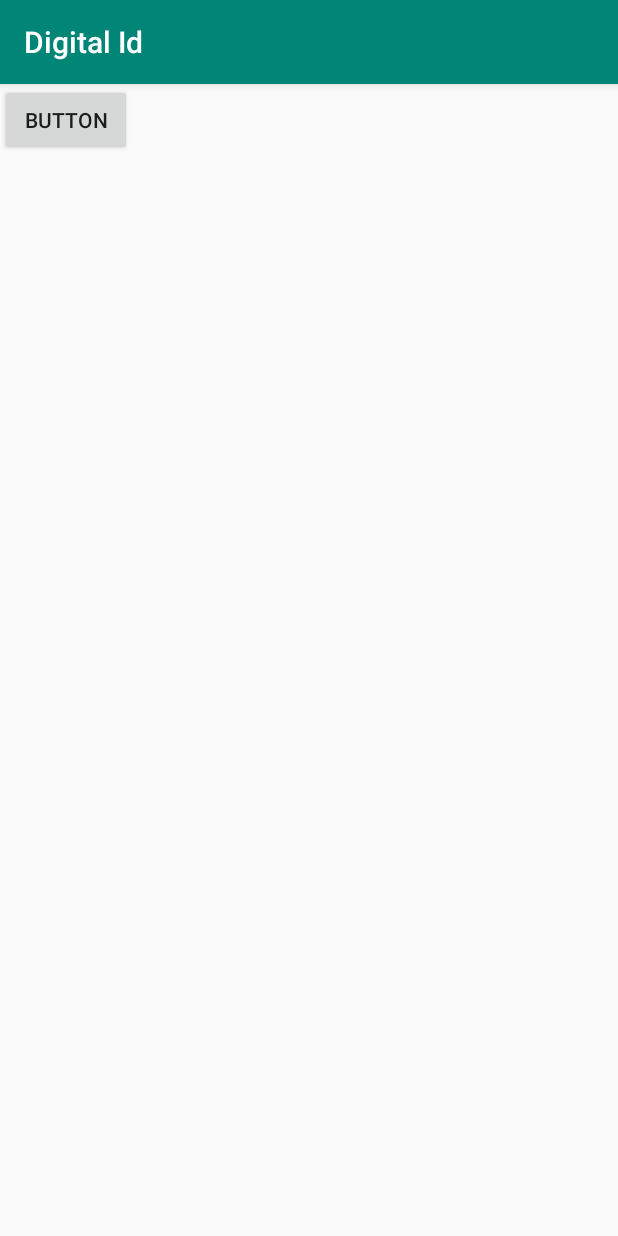
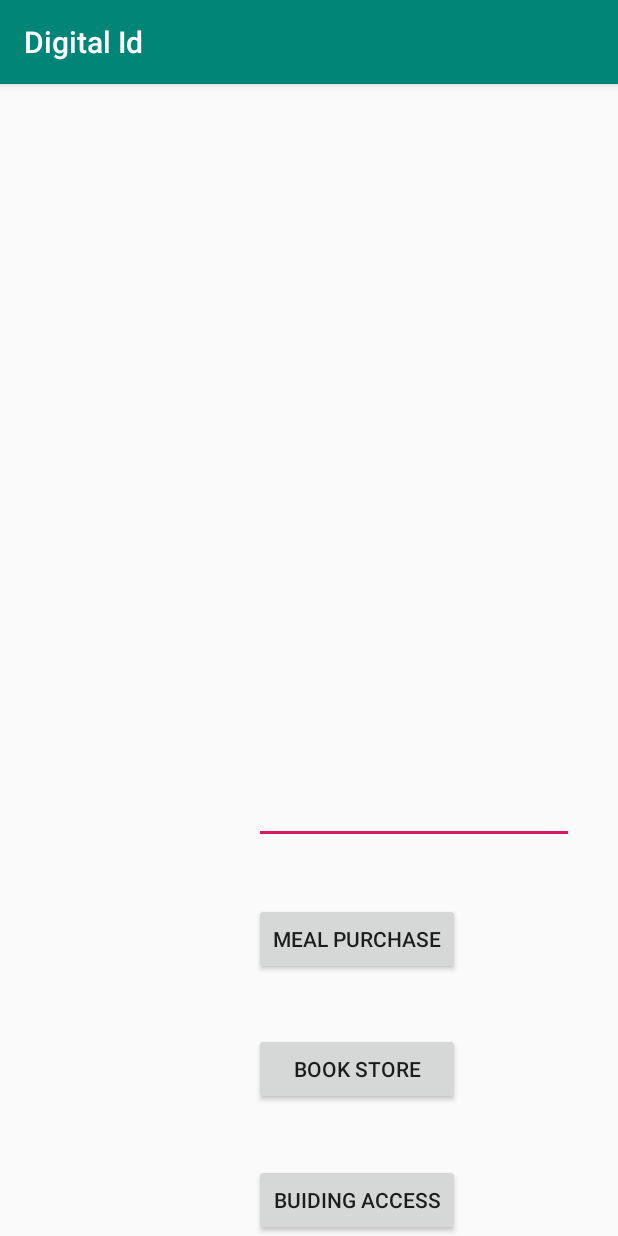
Before and after one commit to Gamecock/BIME_Android, an Android app: the MainActivity screen opened directly, with no data from a screen before it, on a phone screen of 412 x 824 dp. Run offline under Robolectric (Android 15) with nearby library versions, the phone set to English and light mode, and no system bars; our stand-ins replace Volley; libraries missing offline, so code that uses them is left out: com.journeyapps.barcodescanner; network calls fail.

Commit message:
Update Screen with Brian's Layout

```diff
--- a/app/src/main/java/com/bime/digitalid/MainActivity.java
+++ b/app/src/main/java/com/bime/digitalid/MainActivity.java
@@ -33,8 +33,8 @@ public class MainActivity extends AppCompatActivity {
     // Comment out above server and uncomment below server for GCP testing
 //    public static String server = "bime-0419.appspot.com";
     //Comment out above lines and uncomment below to use localhost and http
-//  public static String service = "http://";
-//    public static String server = "10.0.2.2:8080";  //this is localhost on laptop when using emulator
+  public static String service = "http://";
+    public static String server = "10.0.2.2:8080";  //this is localhost on laptop when using emulator
 
     private String TAG = "Main";
 
@@ -45,7 +45,7 @@ public class MainActivity extends AppCompatActivity {
         super.onCreate(savedInstanceState);
         Log.d(TAG, "Created Main Activity");
         setContentView(R.layout.activity_main);
-        Button button = findViewById(R.id.button);
+        Button button = findViewById(R.id.button2);
         button.setOnClickListener(new View.OnClickListener() {
             @Override
             public void onClick(View view) {
@@ -111,8 +111,8 @@ public class MainActivity extends AppCompatActivity {
             BarcodeEncoder barcodeEncoder = new BarcodeEncoder();
             Bitmap bitmap = barcodeEncoder.encodeBitmap(content, BarcodeFormat.QR_CODE, 400, 400);
             Log.d(TAG, "Created barcode with content:"+content);
-            ImageView imageViewQrCode = findViewById(R.id.qr_view);
-            imageViewQrCode.setImageBitmap(bitmap);
+//            ImageView imageViewQrCode = findViewById(R.id.qr_view);
+//            imageViewQrCode.setImageBitmap(bitmap);
         } catch(Exception e) {
             Log.e(TAG, e.getMessage() );
         }
--- a/app/src/main/res/layout/activity_main.xml
+++ b/app/src/main/res/layout/activity_main.xml
@@ -7,19 +7,56 @@
     tools:context=".MainActivity">
 
     <ImageView
-        android:layout_width="match_parent"
-        android:layout_height="match_parent"
-        android:id="@+id/qr_view"
-        app:layout_constraintBottom_toBottomOf="parent"
+        android:id="@+id/imageView"
+        android:layout_width="wrap_content"
+        android:layout_height="130dp"
+        android:layout_marginTop="16dp"
+        app:layout_constraintStart_toStartOf="parent"
         app:layout_constraintTop_toTopOf="parent"
-        android:contentDescription="Location of QR Code" />
+        tools:srcCompat="@tools:sample/avatars[0]"
+        android:contentDescription="TODO" />
+
+    <EditText
+        android:id="@+id/editText"
+        android:layout_width="wrap_content"
+        android:layout_height="0dp"
+        android:layout_marginTop="16dp"
+        android:layout_marginEnd="29dp"
+        android:layout_marginBottom="213dp"
+        android:ems="10"
+        android:inputType="textMultiLine"
+        app:layout_constraintBottom_toTopOf="@+id/button4"
+        app:layout_constraintEnd_toEndOf="parent"
+        app:layout_constraintTop_toTopOf="parent" />
 
     <Button
-        android:id="@+id/button"
-        android:layout_width="wrap_content"
+        android:id="@+id/button2"
+        android:layout_width="137dp"
         android:layout_height="wrap_content"
-        android:text="Button"
-        app:layout_constraintLeft_toLeftOf="@id/qr_view"
-        app:layout_constraintTop_toTopOf="@id/qr_view" />
+        android:text="Meal Purchase"
+        app:layout_constraintBottom_toTopOf="@+id/button3"
+        app:layout_constraintStart_toStartOf="@+id/editText"
+        app:layout_constraintTop_toBottomOf="@+id/editText" />
+
+    <Button
+        android:id="@+id/button3"
+        android:layout_width="0dp"
+        android:layout_height="wrap_content"
+        android:text="Book Store"
+        app:layout_constraintBottom_toTopOf="@+id/button4"
+        app:layout_constraintEnd_toEndOf="@+id/button4"
+        app:layout_constraintStart_toStartOf="@+id/button2"
+        app:layout_constraintTop_toBottomOf="@+id/button2" />
+
+    <Button
+        android:id="@+id/button4"
+        android:layout_width="0dp"
+        android:layout_height="wrap_content"
+        android:text="Buiding Access"
+        app:layout_constraintBottom_toBottomOf="parent"
+        app:layout_constraintEnd_toEndOf="@+id/button2"
+        app:layout_constraintStart_toStartOf="@+id/button2"
+        app:layout_constraintTop_toBottomOf="@+id/editText" />
+
 
 </android.support.constraint.ConstraintLayout>
```
